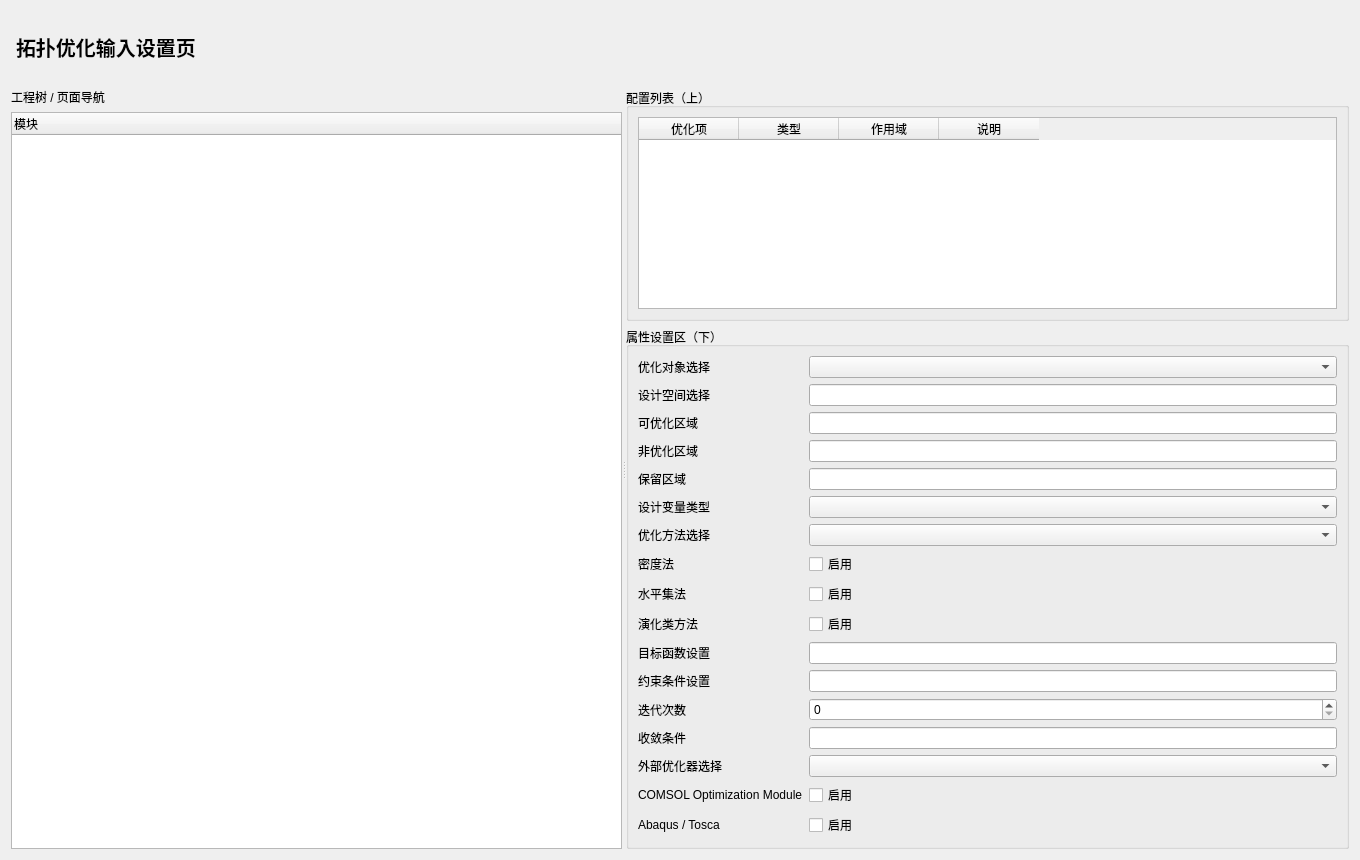
The window that plugins/Base_Display/TopologyOptimizationInputPage.ui (asd977/base_cae) describes before a commit, drawn with Qt 5.
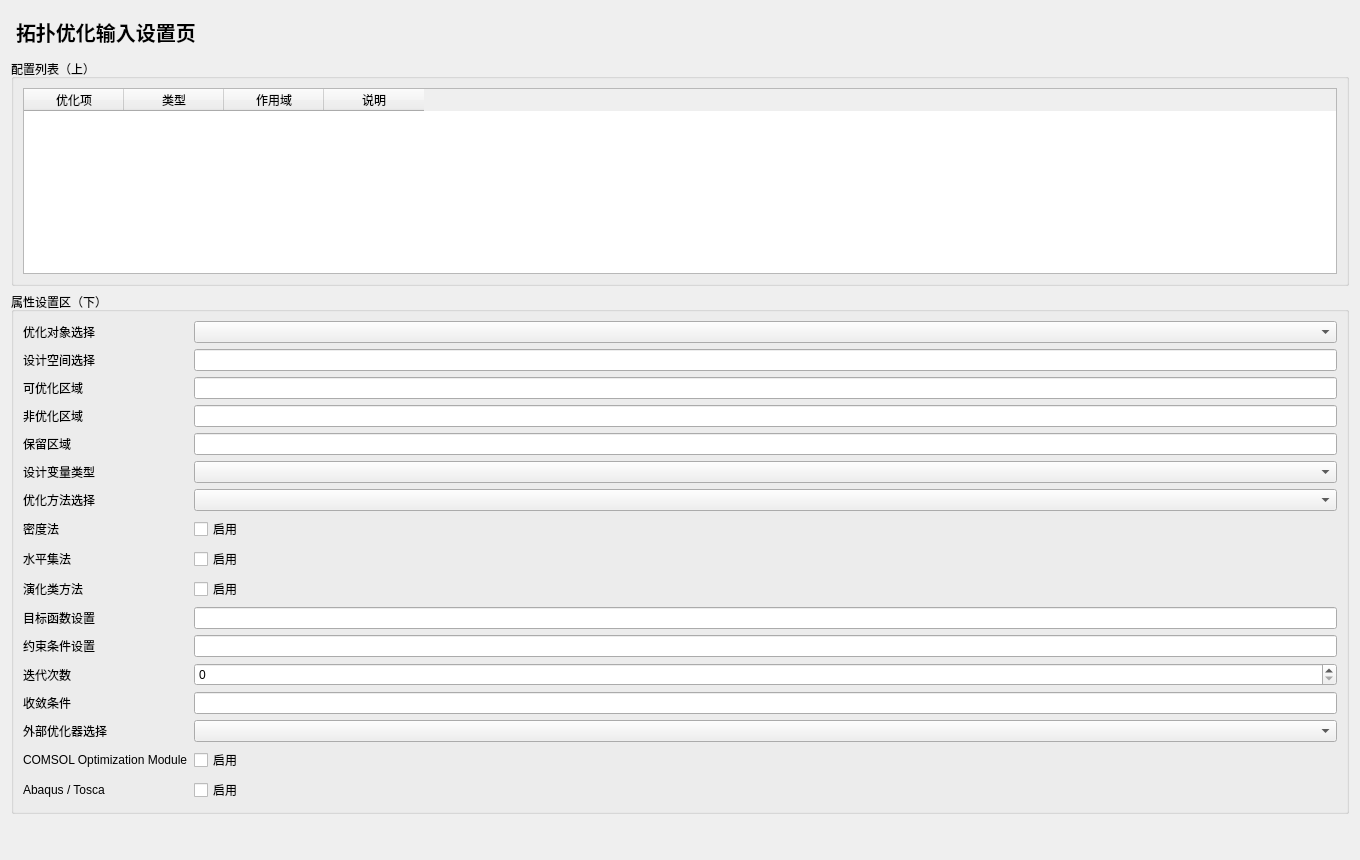
The same window after the commit.

Commit message: 按评审意见移除左侧导航并补充底部纵向弹簧

The edit to the form file:
```diff
--- a/plugins/Base_Display/TopologyOptimizationInputPage.ui
+++ b/plugins/Base_Display/TopologyOptimizationInputPage.ui
@@ -6,17 +6,6 @@
   <layout class="QVBoxLayout" name="rootLayout">
    <item><widget class="QLabel" name="titleLabel"><property name="styleSheet"><string notr="true">font-size:20px;font-weight:700;padding:6px 0;</string></property><property name="text"><string>拓扑优化输入设置页</string></property></widget></item>
    <item>
-    <widget class="QSplitter" name="mainSplitter">
-     <property name="orientation"><enum>Qt::Horizontal</enum></property>
-     <widget class="QWidget" name="leftPanel">
-      <layout class="QVBoxLayout" name="leftLayout">
-       <item><widget class="QLabel" name="navTitle"><property name="text"><string>工程树 / 页面导航</string></property></widget></item>
-       <item><widget class="QTreeWidget" name="navTree"><column><property name="text"><string>模块</string></property></column></widget></item>
-      </layout>
-     </widget>
-     <widget class="QWidget" name="rightPanel">
-      <layout class="QVBoxLayout" name="rightLayout">
-       <item>
         <widget class="QGroupBox" name="listGroup"><property name="title"><string>配置列表（上）</string></property>
          <layout class="QVBoxLayout" name="listLayout">
           <item><widget class="QTableWidget" name="configTable">              <column><property name="text"><string>优化项</string></property></column>
@@ -67,9 +56,11 @@
          </layout>
         </widget>
        </item>
-      </layout>
-     </widget>
-    </widget>
+   <item>
+    <spacer name="verticalSpacer">
+     <property name="orientation"><enum>Qt::Vertical</enum></property>
+     <property name="sizeHint" stdset="0"><size><width>20</width><height>40</height></size></property>
+    </spacer>
    </item>
   </layout>
  </widget>
```
Left out of the diff: 3 changed lines with no effect on the pictures. Lines whose indentation alone changed are shown as unchanged. The commit also changes 23 other files.
